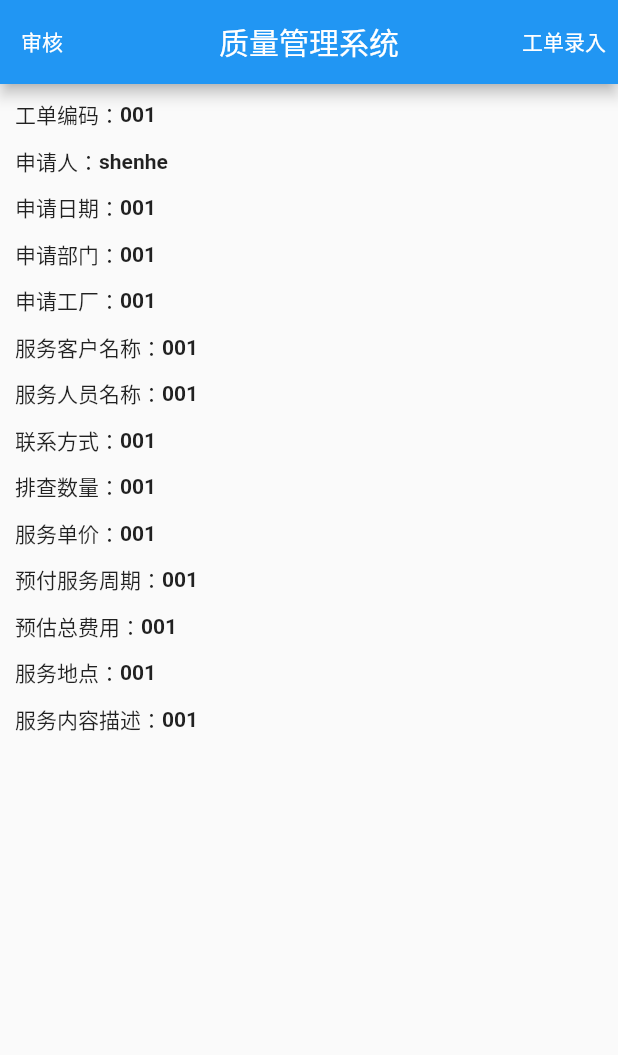
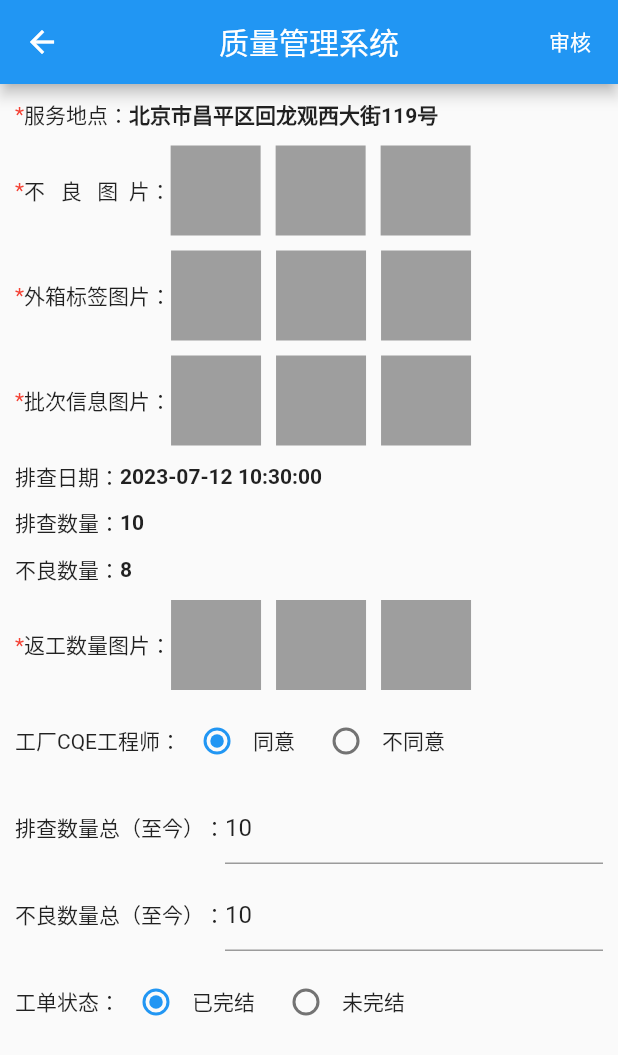
Before and after one commit to shenhe123/quality_control, a Flutter app: the OnsiteOptionDetailPage screen opened directly with empty values, after a tap on "工单录入", on a phone screen of 412 x 824 dp. Shown: the top 1055 px of the screen. Run offline on Flutter 3.47's test engine with Material 2 defaults, Android fonts, the phone set to English and light mode, and no system bars.

Commit message:
工单录入 UI

```diff
--- a/lib/routes/OnsiteOptionDetailPage.dart
+++ b/lib/routes/OnsiteOptionDetailPage.dart
@@ -1,4 +1,6 @@
 import 'package:flutter/material.dart';
+
+import 'OrderCreatePage.dart';
 
 class OnsiteOptionDetailPage extends StatefulWidget {
   final String detailData;
@@ -11,6 +13,7 @@ class OnsiteOptionDetailPage extends StatefulWidget {
 }
 
 class _OnsiteOptionDetailPageState extends State<OnsiteOptionDetailPage> {
+
   @override
   Widget build(BuildContext context) {
     return Scaffold(
@@ -18,12 +21,12 @@ class _OnsiteOptionDetailPageState extends State<OnsiteOptionDetailPage> {
           centerTitle: true,
           title: const Text("质量管理系统"),
           leading: TextButton(
-              onPressed: _orderReview,
+              onPressed: () => _orderReview(),
               child: const Text("审核", style: TextStyle(color: Colors.white))),
           backgroundColor: Colors.blue,
           actions: [
             TextButton(
-                onPressed: _orderCreate,
+                onPressed: () => _orderCreate(),
                 child: const Text(
                   "工单录入",
                   style: TextStyle(color: Colors.white),
@@ -208,5 +211,11 @@ class _OnsiteOptionDetailPageState extends State<OnsiteOptionDetailPage> {
   void _orderReview() {}
 
   /// 工单录入
-  void _orderCreate() {}
+  void _orderCreate() {
+    Navigator.push(
+        context,
+        MaterialPageRoute(
+            builder: (context) =>
+                OrderCreatePage(detailData: widget.detailData)));
+  }
 }
--- a/lib/routes/OnsiteOptionPage.dart
+++ b/lib/routes/OnsiteOptionPage.dart
@@ -42,7 +42,9 @@ class _OnsiteOptionPageState extends State<OnsiteOptionPage> {
         backgroundColor: Colors.blue,
         actions: [
           TextButton(
-              onPressed: _orderCreate,
+              onPressed: (){
+                _orderCreate();
+              },
               child: const Text(
                 "工单录入",
                 style: TextStyle(color: Colors.white),
--- /dev/null
+++ b/lib/routes/OrderCreatePage.dart
@@ -0,0 +1,251 @@
+import 'package:flutter/material.dart';
+
+import '../common/Global.dart';
+
+class OrderCreatePage extends StatefulWidget {
+  final String detailData;
+
+  const OrderCreatePage({Key? key, required this.detailData}) : super(key: key);
+
+  @override
+  State<OrderCreatePage> createState() => _OrderCreatePageState();
+}
+
+class _OrderCreatePageState extends State<OrderCreatePage> {
+
+  int sex = 1;
+  int orderStatus = 1;
+  final checkNumController = TextEditingController(text: "10");
+
+
+  @override
+  void dispose() {
+    // Clean up the controller when the widget is disposed.
+    checkNumController.dispose();
+    super.dispose();
+  }
+
+  @override
+  Widget build(BuildContext context) {
+    return Scaffold(
+        resizeToAvoidBottomInset : false,
+        appBar: AppBar(
+          centerTitle: true,
+          title: const Text("质量管理系统"),
+          backgroundColor: Colors.blue,
+          actions: [
+            TextButton(
+                onPressed: () => _orderReview(),
+                child: const Text("审核", style: TextStyle(color: Colors.white))),
+          ],
+        ),
+        body: SingleChildScrollView(
+          child: Padding(
+            padding: const EdgeInsets.all(10),
+            child: Column(
+              children: [
+                Row(
+                  children: const [
+                    RedStarText(),
+                    Text("服务地点："),
+                    Text("北京市昌平区回龙观西大街119号", style: TextStyle(fontWeight: FontWeight.bold)),
+                  ],
+                ),
+
+                const SizedBox(height: 10,),
+
+                Row(
+                  children: [
+                    const RedStarText(),
+                    const Text("不   良   图  片："),
+                    Container(width: 60, height:60, color: Colors.grey),
+                    const SizedBox(width: 10,),
+                    Container(width: 60, height:60, color: Colors.grey),
+                    const SizedBox(width: 10,),
+                    Container(width: 60, height:60, color: Colors.grey),
+                  ],
+                ),
+
+                const SizedBox(height: 10,),
+
+                Row(
+                  children: [
+                    const RedStarText(),
+                    const Text("外箱标签图片："),
+                    Container(width: 60, height:60, color: Colors.grey),
+                    const SizedBox(width: 10,),
+                    Container(width: 60, height:60, color: Colors.grey),
+                    const SizedBox(width: 10,),
+                    Container(width: 60, height:60, color: Colors.grey),
+                  ],
+                ),
+
+                const SizedBox(height: 10,),
+
+                Row(
+                  children: [
+                    const RedStarText(),
+                    const Text("批次信息图片："),
+                    Container(width: 60, height:60, color: Colors.grey),
+                    const SizedBox(width: 10,),
+                    Container(width: 60, height:60, color: Colors.grey),
+                    const SizedBox(width: 10,),
+                    Container(width: 60, height:60, color: Colors.grey),
+                  ],
+                ),
+
+                const SizedBox(height: 10,),
+
+                Row(
+                  children: [
+                    const Text("排查日期："),
+                    Text(Global.dateFormat.format(DateTime.now()), style: const TextStyle(fontWeight: FontWeight.bold)),
+                  ],
+                ),
+
+                const SizedBox(height: 10,),
+
+                Row(
+                  children: const [
+                    Text("排查数量："),
+                    Text("10", style: TextStyle(fontWeight: FontWeight.bold)),
+                  ],
+                ),
+
+                const SizedBox(height: 10,),
+
+                Row(
+                  children: const [
+                    Text("不良数量："),
+                    Text("8", style: TextStyle(fontWeight: FontWeight.bold)),
+                  ],
+                ),
+
+                const SizedBox(height: 10,),
+
+                Row(
+                  children: [
+                    const RedStarText(),
+                    const Text("返工数量图片："),
+                    Container(width: 60, height:60, color: Colors.grey),
+                    const SizedBox(width: 10,),
+                    Container(width: 60, height:60, color: Colors.grey),
+                    const SizedBox(width: 10,),
+                    Container(width: 60, height:60, color: Colors.grey),
+                  ],
+                ),
+
+                const SizedBox(height: 10,),
+
+                Row(
+                  children: [
+                    const Text("工厂CQE工程师："),
+                    Radio(
+                      // 按钮的值
+                      value: 1,
+                      // 改变事件
+                      onChanged: (value){
+                        setState(() {
+                          sex = value ?? 0;
+                        });
+                      },
+                      // 按钮组的值
+                      groupValue:sex ,
+                    ),
+
+                    const Text("同意"),
+
+                    const SizedBox(width: 10,),
+                    Radio(
+                      value:2,
+                      onChanged: (value){
+                        setState(() {
+                          sex = value ?? 0;
+                        });
+                      },
+                      groupValue: sex,
+                    ),
+                    const Text("不同意"),
+                  ],
+                ),
+
+
+                const SizedBox(height: 10,),
+
+                Row(
+                  children: [
+                    const Text("排查数量总（至今）："),
+                    Expanded(
+                      child: TextField(
+                        controller: checkNumController,
+                      ),
+                    ),
+                  ],
+                ),
+
+                const SizedBox(height: 10,),
+
+                Row(
+                  children: [
+                    const Text("不良数量总（至今）："),
+                    Expanded(
+                      child: TextField(
+                        controller: checkNumController,
+                      ),
+                    ),
+
+                  ],
+                ),
+
+                const SizedBox(height: 10,),
+
+                Row(
+                  children: [
+                    const Text("工单状态："),
+                    Radio(
+                      // 按钮的值
+                      value: 1,
+                      // 改变事件
+                      onChanged: (value){
+                        setState(() {
+                          orderStatus = value ?? 0;
+                        });
+                      },
+                      // 按钮组的值
+                      groupValue:orderStatus ,
+                    ),
+
+                    const Text("已完结"),
+
+                    const SizedBox(width: 10,),
+                    Radio(
+                      value:2,
+                      onChanged: (value){
+                        setState(() {
+                          orderStatus = value ?? 0;
+                        });
+                      },
+                      groupValue: orderStatus,
+                    ),
+                    const Text("未完结"),
+                  ],
+                ),
+              ],
+            ),
+          ),
+        )
+    );
+  }
+
+  /// 工单审核
+  void _orderReview() {}
+}
+
+class RedStarText extends StatelessWidget {
+  const RedStarText({Key? key}) : super(key: key);
+
+  @override
+  Widget build(BuildContext context) {
+    return const Text("*", style: TextStyle(color: Colors.red));
+  }
+}
```
